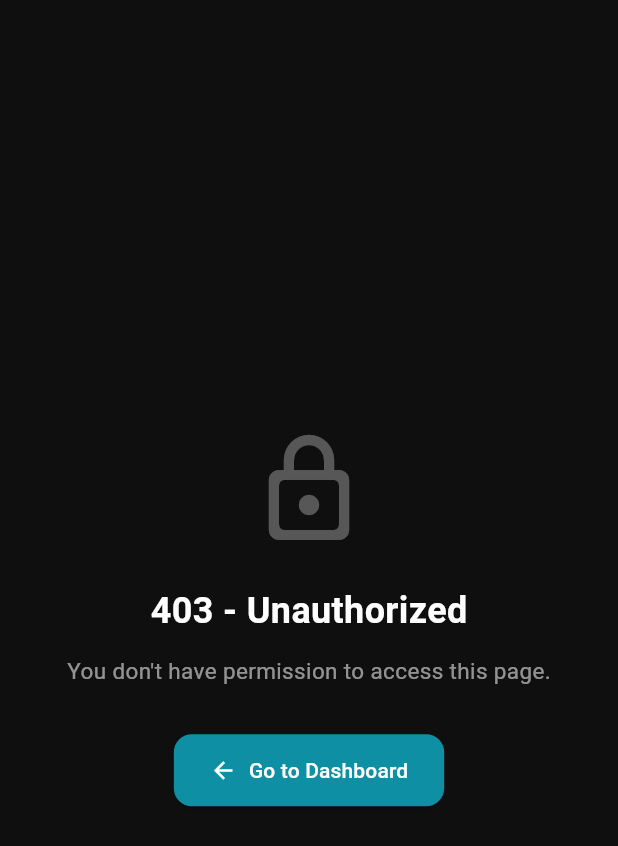
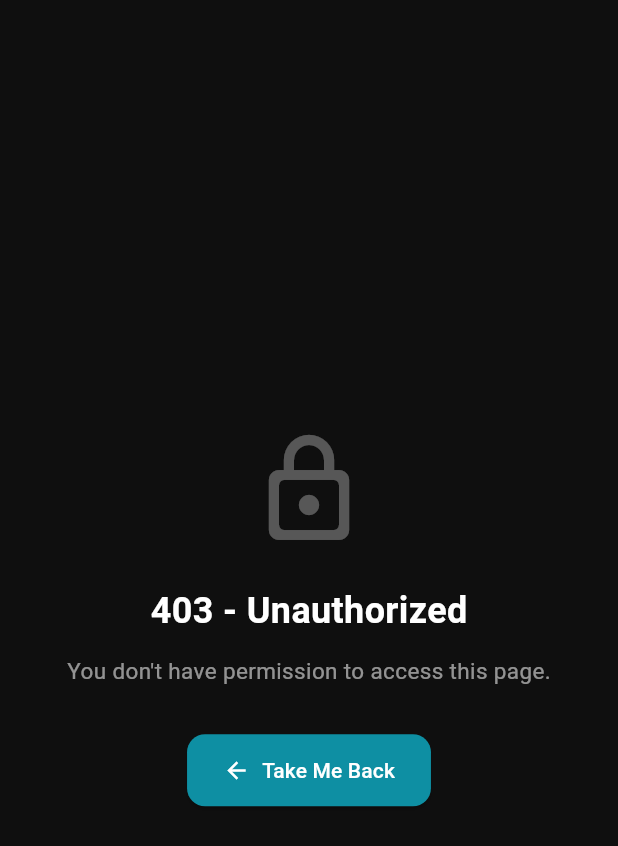
Before and after one commit to raprap111111111111/smile_concept_web, a Flutter app: the UnauthorizedPage screen opened directly, on a phone screen of 412 x 824 dp. Shown: the top 846 px of the screen. Run offline on Flutter 3.47's test engine with Material 3 defaults, Android fonts, the phone set to English and light mode, and no system bars; our stand-ins replace dio, flutter_dotenv, flutter_riverpod, flutter_secure_storage, go_router, hive_flutter and 4 more; accounts and stored records are empty; network calls fail.

Commit message:
fix/dashboard permissions
Even though the Dashboard permission is removed from the Patient role, the Dashboard still appears on the patient's screen during the initial render.

```diff
--- a/lib/presentation/pages/unauthorized/unauthorized_page.dart
+++ b/lib/presentation/pages/unauthorized/unauthorized_page.dart
@@ -1,14 +1,16 @@
 // lib/presentation/pages/unauthorized/unauthorized_page.dart
 import 'package:flutter/material.dart';
+import 'package:flutter_riverpod/flutter_riverpod.dart';
 import 'package:go_router/go_router.dart';
-import '../../route/route_names.dart';
+import '../../providers/auth/permission_provider.dart';
+import '../../route/route_permissions.dart';
 import '/../../../presentation/theme/app_colors.dart';
 
-class UnauthorizedPage extends StatelessWidget {
+class UnauthorizedPage extends ConsumerWidget {
   const UnauthorizedPage({super.key});
 
   @override
-  Widget build(BuildContext context) {
+  Widget build(BuildContext context, WidgetRef ref) {
     return Scaffold(
       backgroundColor: AppColors.backgroundDark,
       body: Center(
@@ -51,8 +53,12 @@ class UnauthorizedPage extends StatelessWidget {
                 ),
               ),
               icon: const Icon(Icons.arrow_back),
-              label: const Text('Go to Dashboard'),
-              onPressed: () => context.goNamed(RouteNames.dashboard),
+              label: const Text('Take Me Back'),
+              // Not hardcoded to the dashboard: a user who lacks dashboard.view
+              // would bounce straight back here.
+              onPressed: () => context.go(
+                RoutePermissions.landingFor(ref.read(permissionServiceProvider)),
+              ),
             ),
           ],
         ),
--- a/lib/presentation/providers/auth/permission_provider.dart
+++ b/lib/presentation/providers/auth/permission_provider.dart
@@ -16,10 +16,10 @@ class PermissionService {
     return user?.role?.toString().toLowerCase() ?? '';
   }
 
+  /// Role only. The display name is user-editable text, so matching on it let
+  /// anyone who renamed themselves "Super Admin" bypass every permission check.
   bool get isSuperAdmin {
-    return role == 'super-admin' ||
-        role == 'super admin' ||
-        user?.name?.toString().toLowerCase().contains('super admin') == true;
+    return role == 'super-admin' || role == 'super admin';
   }
 
   Set<String> get permissions {
--- a/lib/presentation/route/app_router.dart
+++ b/lib/presentation/route/app_router.dart
@@ -4,9 +4,10 @@ import 'package:flutter/material.dart';
 import 'package:flutter_riverpod/flutter_riverpod.dart';
 import 'package:go_router/go_router.dart';
 
+import '../providers/auth/permission_provider.dart';
 import 'router_notifier.dart';
 import 'router_redirect.dart';
-import 'route_names.dart';
+import 'route_permissions.dart';
 import 'routes/public_routes.dart';
 import 'routes/shell_routes.dart';
 
@@ -32,7 +33,11 @@ final routerProvider = Provider<GoRouter>((ref) {
             Text('Page not found: ${state.uri}'),
             const SizedBox(height: 16),
             ElevatedButton(
-              onPressed: () => context.goNamed(RouteNames.dashboard),
+              onPressed: () => context.go(
+                RoutePermissions.landingFor(
+                  ref.read(permissionServiceProvider),
+                ),
+              ),
               child: const Text('Go Home'),
             ),
           ],
--- /dev/null
+++ b/lib/presentation/route/route_permissions.dart
@@ -0,0 +1,137 @@
+// lib/presentation/route/route_permissions.dart
+
+import '/../core/permissions/app_permissions.dart';
+import '../providers/auth/permission_provider.dart';
+
+/// Permission requirements for every protected path.
+///
+/// The sidebar hides links a user cannot use, but hiding a link is not a guard:
+/// the route is still reachable by direct URL, by a post-login redirect, or by
+/// any `context.go` that was written before the permission existed. This map is
+/// the guard, and [SidebarNavConfig] describes only what to *show*.
+///
+/// A path is allowed when the user holds ANY of its listed permissions. An empty
+/// list means "any authenticated user".
+class RoutePermissions {
+  RoutePermissions._();
+
+  static const String unauthorizedPath = '/unauthorized';
+
+  /// Where an authenticated user goes when no destination was requested.
+  ///
+  /// Ordered by how useful the page is as a home screen. The first entry the
+  /// user can actually open wins, so a patient without `dashboard.view` lands on
+  /// their appointments instead of bouncing off a page they cannot see.
+  static const List<String> _landingCandidates = [
+    '/dashboard',
+    '/appointments',
+    '/prescriptions',
+    '/treatment-plans',
+    '/invoices',
+    '/patients',
+    '/profile',
+  ];
+
+  /// Longest matching path prefix wins, so `/patients/new` is checked against
+  /// `patient.create` rather than falling back to `/patients`.
+  static const Map<String, List<String>> _requirements = {
+    // ── Always available to an authenticated user ──────────────
+    '/profile': [],
+    unauthorizedPath: [],
+
+    // ── Main ───────────────────────────────────────────────────
+    '/dashboard': [Perm.dashboardView],
+    '/appointments': [Perm.appointmentViewAny, Perm.appointmentView],
+    '/book-appointment': [Perm.appointmentCreate, Perm.appointmentCreateForOthers],
+
+    // ── Clinical ───────────────────────────────────────────────
+    '/clinical-records': [
+      Perm.clinicalNoteViewAny,
+      Perm.dentalChartViewAny,
+      Perm.dentalChartView,
+    ],
+    '/patients/new': [Perm.patientCreate],
+    '/patients': [Perm.patientViewAny, Perm.patientView],
+    '/doctors': [Perm.doctorViewAny],
+    '/doctor-schedules': [Perm.doctorScheduleViewAny],
+    '/prescriptions/new': [Perm.prescriptionCreate],
+    '/prescriptions': [Perm.prescriptionViewAny, Perm.prescriptionView],
+    '/treatments/new': [Perm.treatmentCreate],
+    '/treatments': [Perm.treatmentViewAny, Perm.treatmentView],
+    '/treatment-plans/new': [Perm.treatmentPlanCreate],
+    '/treatment-plans': [Perm.treatmentPlanViewAny, Perm.treatmentPlanView],
+    '/lab-cases': [Perm.labCaseViewAny],
+
+    // ── Billing ────────────────────────────────────────────────
+    '/invoices': [Perm.invoiceViewAny, Perm.invoiceView],
+    '/payments': [Perm.paymentViewAny, Perm.paymentView],
+
+    // ── Operations ─────────────────────────────────────────────
+    '/inventory/new': [Perm.inventoryCreate],
+    '/inventory': [Perm.inventoryViewAny, Perm.inventoryView],
+    '/items/new': [Perm.inventoryCreate],
+    '/items': [Perm.inventoryViewAny, Perm.inventoryView],
+    '/branches': [Perm.branchViewAny],
+
+    // ── System ─────────────────────────────────────────────────
+    '/users': [Perm.userViewAny],
+    '/roles': [Perm.roleViewAny],
+    '/activity-logs': [Perm.activityLogViewAny],
+    '/settings': [Perm.settingView],
+    '/notifications': [Perm.notificationViewAny, Perm.notificationView],
+  };
+
+  /// Prefixes sorted longest-first, so the most specific rule matches.
+  static final List<String> _orderedPaths = _requirements.keys.toList()
+    ..sort((a, b) => b.length.compareTo(a.length));
+
+  /// Permissions required for [location], or null when nothing is registered.
+  ///
+  /// Returning null for an unregistered path is deliberate: an unknown path is
+  /// a routing bug (a 404), not an authorization decision, and go_router's
+  /// error page already handles it.
+  static List<String>? requirementsFor(String location) {
+    final path = _normalize(location);
+
+    for (final candidate in _orderedPaths) {
+      if (_matches(path, candidate)) return _requirements[candidate];
+    }
+    return null;
+  }
+
+  static bool allows(PermissionService perm, String location) {
+    final required = requirementsFor(location);
+
+    // Unregistered path: let the router's error page decide.
+    if (required == null) return true;
+    if (required.isEmpty) return true;
+
+    return perm.canAny(required);
+  }
+
+  /// First landing candidate this user can open. `/profile` is the floor —
+  /// it requires no permission, so this never returns a blocked path.
+  static String landingFor(PermissionService perm) {
+    for (final path in _landingCandidates) {
+      if (allows(perm, path)) return path;
+    }
+    return '/profile';
+  }
+
+  // ── Helpers ────────────────────────────────────────────────────
+
+  static String _normalize(String location) {
+    final path = location.split('?').first.split('#').first;
+    if (path.length > 1 && path.endsWith('/')) {
+      return path.substring(0, path.length - 1);
+    }
+    return path;
+  }
+
+  /// True when [path] is [prefix] or a child of it. The segment-boundary check
+  /// keeps `/items` from matching a future `/items-archive`.
+  static bool _matches(String path, String prefix) {
+    if (path == prefix) return true;
+    return path.startsWith('$prefix/');
+  }
+}
```
Also changed, not shown: lib/presentation/route/router_redirect.dart (+30 -7 lines), lib/presentation/route/routes/public_routes.dart (+9 -0 lines).
